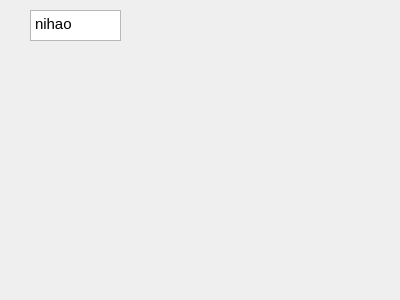
First picture: the form in MainWindow.ui, repository lining1111/CZ_SYSTEM, before the edit.
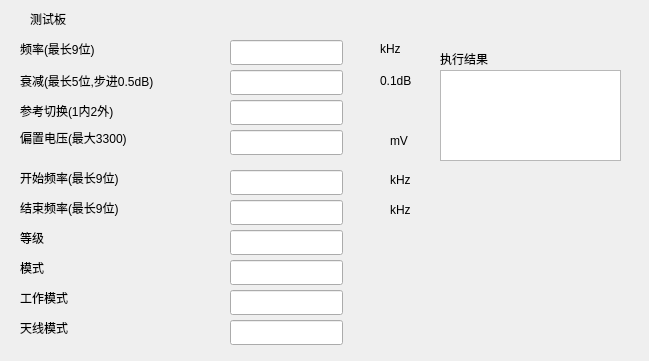
Second picture: the form after the edit.

Commit message: 完成qt界面初步

Patch:
```diff
--- a/MainWindow.ui
+++ b/MainWindow.ui
@@ -6,28 +6,342 @@
    <rect>
     <x>0</x>
     <y>0</y>
-    <width>400</width>
-    <height>300</height>
+    <width>649</width>
+    <height>361</height>
    </rect>
   </property>
   <property name="windowTitle">
    <string>MainWindow</string>
   </property>
-  <widget class="QTextEdit" name="textEdit">
+  <widget class="QPlainTextEdit" name="plainTextEdit_result">
+   <property name="geometry">
+    <rect>
+     <x>440</x>
+     <y>70</y>
+     <width>181</width>
+     <height>91</height>
+    </rect>
+   </property>
+  </widget>
+  <widget class="QLineEdit" name="lineEdit_testBoard_setFreq_value">
+   <property name="geometry">
+    <rect>
+     <x>230</x>
+     <y>40</y>
+     <width>113</width>
+     <height>25</height>
+    </rect>
+   </property>
+  </widget>
+  <widget class="QLabel" name="label_testBoard">
    <property name="geometry">
     <rect>
      <x>30</x>
      <y>10</y>
-     <width>91</width>
-     <height>31</height>
+     <width>67</width>
+     <height>17</height>
     </rect>
    </property>
-   <property name="html">
-    <string>&lt;!DOCTYPE HTML PUBLIC &quot;-//W3C//DTD HTML 4.0//EN&quot; &quot;http://www.w3.org/TR/REC-html40/strict.dtd&quot;&gt;
-&lt;html&gt;&lt;head&gt;&lt;meta name=&quot;qrichtext&quot; content=&quot;1&quot; /&gt;&lt;style type=&quot;text/css&quot;&gt;
-p, li { white-space: pre-wrap; }
-&lt;/style&gt;&lt;/head&gt;&lt;body style=&quot; font-family:'Ubuntu'; font-size:11pt; font-weight:400; font-style:normal;&quot;&gt;
-&lt;p style=&quot; margin-top:0px; margin-bottom:0px; margin-left:0px; margin-right:0px; -qt-block-indent:0; text-indent:0px;&quot;&gt;nihao&lt;/p&gt;&lt;/body&gt;&lt;/html&gt;</string>
+   <property name="text">
+    <string>测试板</string>
+   </property>
+  </widget>
+  <widget class="QLabel" name="label_testBoard_setFreq_title">
+   <property name="geometry">
+    <rect>
+     <x>20</x>
+     <y>40</y>
+     <width>131</width>
+     <height>17</height>
+    </rect>
+   </property>
+   <property name="text">
+    <string>频率(最长9位)</string>
+   </property>
+  </widget>
+  <widget class="QLabel" name="label_testBoard_setFreq_uint">
+   <property name="geometry">
+    <rect>
+     <x>380</x>
+     <y>40</y>
+     <width>31</width>
+     <height>17</height>
+    </rect>
+   </property>
+   <property name="text">
+    <string>kHz</string>
+   </property>
+  </widget>
+  <widget class="QLabel" name="label_testBoard_setAtten_title">
+   <property name="geometry">
+    <rect>
+     <x>20</x>
+     <y>70</y>
+     <width>171</width>
+     <height>21</height>
+    </rect>
+   </property>
+   <property name="text">
+    <string>衰减(最长5位,步进0.5dB)</string>
+   </property>
+  </widget>
+  <widget class="QLabel" name="label_result">
+   <property name="geometry">
+    <rect>
+     <x>440</x>
+     <y>50</y>
+     <width>67</width>
+     <height>17</height>
+    </rect>
+   </property>
+   <property name="text">
+    <string>执行结果</string>
+   </property>
+  </widget>
+  <widget class="QLineEdit" name="lineEdit_testBoard_setAtten_value">
+   <property name="geometry">
+    <rect>
+     <x>230</x>
+     <y>70</y>
+     <width>113</width>
+     <height>25</height>
+    </rect>
+   </property>
+  </widget>
+  <widget class="QLabel" name="label_testBoard_setAtten_uint">
+   <property name="geometry">
+    <rect>
+     <x>380</x>
+     <y>70</y>
+     <width>41</width>
+     <height>21</height>
+    </rect>
+   </property>
+   <property name="text">
+    <string>0.1dB</string>
+   </property>
+  </widget>
+  <widget class="QLabel" name="label_testBoard_setRef_title">
+   <property name="geometry">
+    <rect>
+     <x>20</x>
+     <y>100</y>
+     <width>171</width>
+     <height>21</height>
+    </rect>
+   </property>
+   <property name="text">
+    <string>参考切换(1内2外)</string>
+   </property>
+  </widget>
+  <widget class="QLabel" name="label_testBoard_setVcc_title">
+   <property name="geometry">
+    <rect>
+     <x>20</x>
+     <y>130</y>
+     <width>141</width>
+     <height>16</height>
+    </rect>
+   </property>
+   <property name="text">
+    <string>偏置电压(最大3300)</string>
+   </property>
+  </widget>
+  <widget class="QLineEdit" name="lineEdit_testBoard_setVcc_value">
+   <property name="geometry">
+    <rect>
+     <x>230</x>
+     <y>130</y>
+     <width>113</width>
+     <height>25</height>
+    </rect>
+   </property>
+  </widget>
+  <widget class="QLabel" name="label_testBoard_setVcc_uint">
+   <property name="geometry">
+    <rect>
+     <x>390</x>
+     <y>130</y>
+     <width>41</width>
+     <height>21</height>
+    </rect>
+   </property>
+   <property name="text">
+    <string>mV</string>
+   </property>
+  </widget>
+  <widget class="QLabel" name="label_testBoard_setStartFreq_title">
+   <property name="geometry">
+    <rect>
+     <x>20</x>
+     <y>170</y>
+     <width>141</width>
+     <height>16</height>
+    </rect>
+   </property>
+   <property name="text">
+    <string>开始频率(最长9位)</string>
+   </property>
+  </widget>
+  <widget class="QLineEdit" name="lineEdit_testBoard_setStartFreq_value">
+   <property name="geometry">
+    <rect>
+     <x>230</x>
+     <y>170</y>
+     <width>113</width>
+     <height>25</height>
+    </rect>
+   </property>
+  </widget>
+  <widget class="QLabel" name="label_testBoard_setStartFreq_uint">
+   <property name="geometry">
+    <rect>
+     <x>390</x>
+     <y>170</y>
+     <width>31</width>
+     <height>20</height>
+    </rect>
+   </property>
+   <property name="text">
+    <string>kHz</string>
+   </property>
+  </widget>
+  <widget class="QLabel" name="label_testBoard_setEndFreq_title">
+   <property name="geometry">
+    <rect>
+     <x>20</x>
+     <y>200</y>
+     <width>141</width>
+     <height>16</height>
+    </rect>
+   </property>
+   <property name="text">
+    <string>结束频率(最长9位)</string>
+   </property>
+  </widget>
+  <widget class="QLineEdit" name="lineEdit_testBoard_setEndFreq_value">
+   <property name="geometry">
+    <rect>
+     <x>230</x>
+     <y>200</y>
+     <width>113</width>
+     <height>25</height>
+    </rect>
+   </property>
+  </widget>
+  <widget class="QLabel" name="label_testBoard_setEndFreq_uint">
+   <property name="geometry">
+    <rect>
+     <x>390</x>
+     <y>200</y>
+     <width>31</width>
+     <height>20</height>
+    </rect>
+   </property>
+   <property name="text">
+    <string>kHz</string>
+   </property>
+  </widget>
+  <widget class="QLabel" name="label_testBoard_setLevel_title">
+   <property name="geometry">
+    <rect>
+     <x>20</x>
+     <y>230</y>
+     <width>141</width>
+     <height>16</height>
+    </rect>
+   </property>
+   <property name="text">
+    <string>等级</string>
+   </property>
+  </widget>
+  <widget class="QLineEdit" name="lineEdit_testBoard_setLevel_value">
+   <property name="geometry">
+    <rect>
+     <x>230</x>
+     <y>230</y>
+     <width>113</width>
+     <height>25</height>
+    </rect>
+   </property>
+  </widget>
+  <widget class="QLabel" name="label_testBoard_setMode_title">
+   <property name="geometry">
+    <rect>
+     <x>20</x>
+     <y>260</y>
+     <width>141</width>
+     <height>16</height>
+    </rect>
+   </property>
+   <property name="text">
+    <string>模式</string>
+   </property>
+  </widget>
+  <widget class="QLineEdit" name="lineEdit_testBoard_setMode_value">
+   <property name="geometry">
+    <rect>
+     <x>230</x>
+     <y>260</y>
+     <width>113</width>
+     <height>25</height>
+    </rect>
+   </property>
+  </widget>
+  <widget class="QLabel" name="label_testBoard_setWorkMode_title">
+   <property name="geometry">
+    <rect>
+     <x>20</x>
+     <y>290</y>
+     <width>141</width>
+     <height>16</height>
+    </rect>
+   </property>
+   <property name="text">
+    <string>工作模式</string>
+   </property>
+  </widget>
+  <widget class="QLineEdit" name="lineEdit_testBoard_setWorkMode_value">
+   <property name="geometry">
+    <rect>
+     <x>230</x>
+     <y>290</y>
+     <width>113</width>
+     <height>25</height>
+    </rect>
+   </property>
+  </widget>
+  <widget class="QLabel" name="label_testBoard_setAntMode_title">
+   <property name="geometry">
+    <rect>
+     <x>20</x>
+     <y>320</y>
+     <width>141</width>
+     <height>16</height>
+    </rect>
+   </property>
+   <property name="text">
+    <string>天线模式</string>
+   </property>
+  </widget>
+  <widget class="QLineEdit" name="lineEdit_testBoard_setAntMode_value">
+   <property name="geometry">
+    <rect>
+     <x>230</x>
+     <y>320</y>
+     <width>113</width>
+     <height>25</height>
+    </rect>
+   </property>
+  </widget>
+  <widget class="QLineEdit" name="lineEdit_testBoard_setRef_value">
+   <property name="geometry">
+    <rect>
+     <x>230</x>
+     <y>100</y>
+     <width>113</width>
+     <height>25</height>
+    </rect>
    </property>
   </widget>
  </widget>
```
The commit also changes 4 other files.
